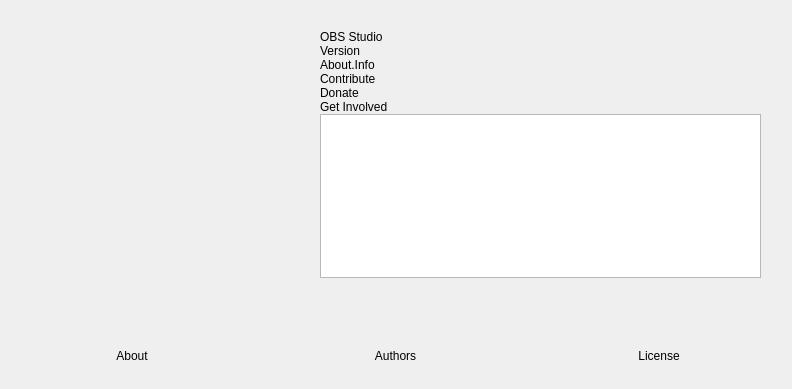
Above: UI/forms/MentorAbout.ui from sm-sabat/obs-studio before the change. Below: the same form after it.
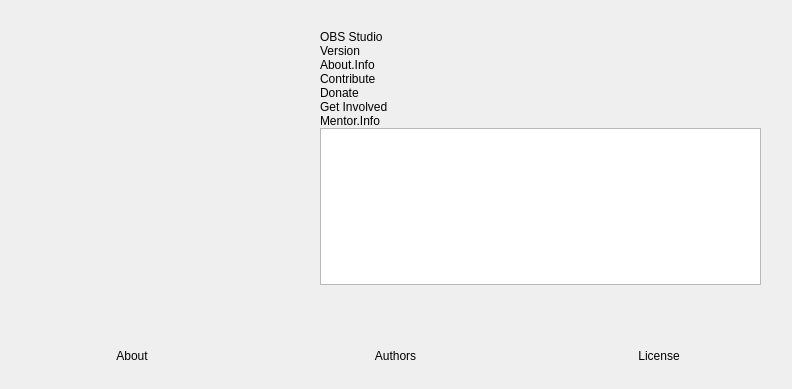
That is the form after the change. Icons and pictures are not drawn. Custom widgets are drawn as their Qt base class.

```diff
--- a/UI/forms/MentorAbout.ui
+++ b/UI/forms/MentorAbout.ui
@@ -90,6 +90,13 @@
       </property>
      </widget>
     </item>
+    <item>
+     <widget class="QLabel" name="mentor_info">
+      <property name="text">
+       <string>Mentor.Info</string>
+      </property>
+     </widget>
+    </item>
     <item>
      <widget class="QTextBrowser" name="textBrowser"/>
     </item>
```
